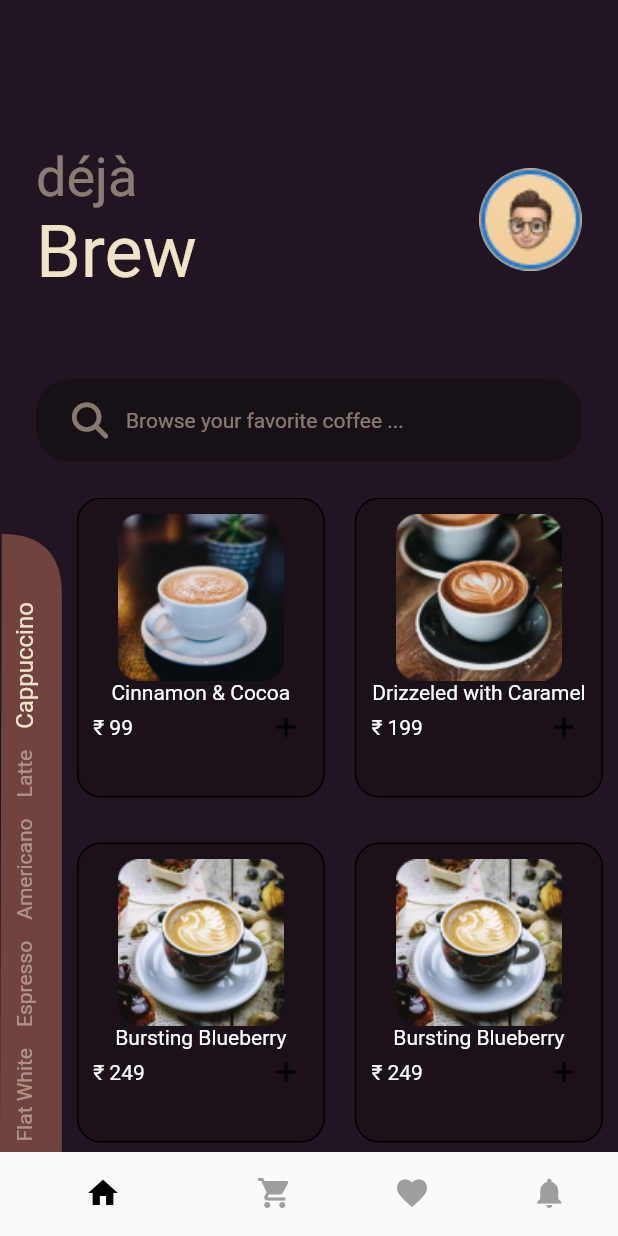
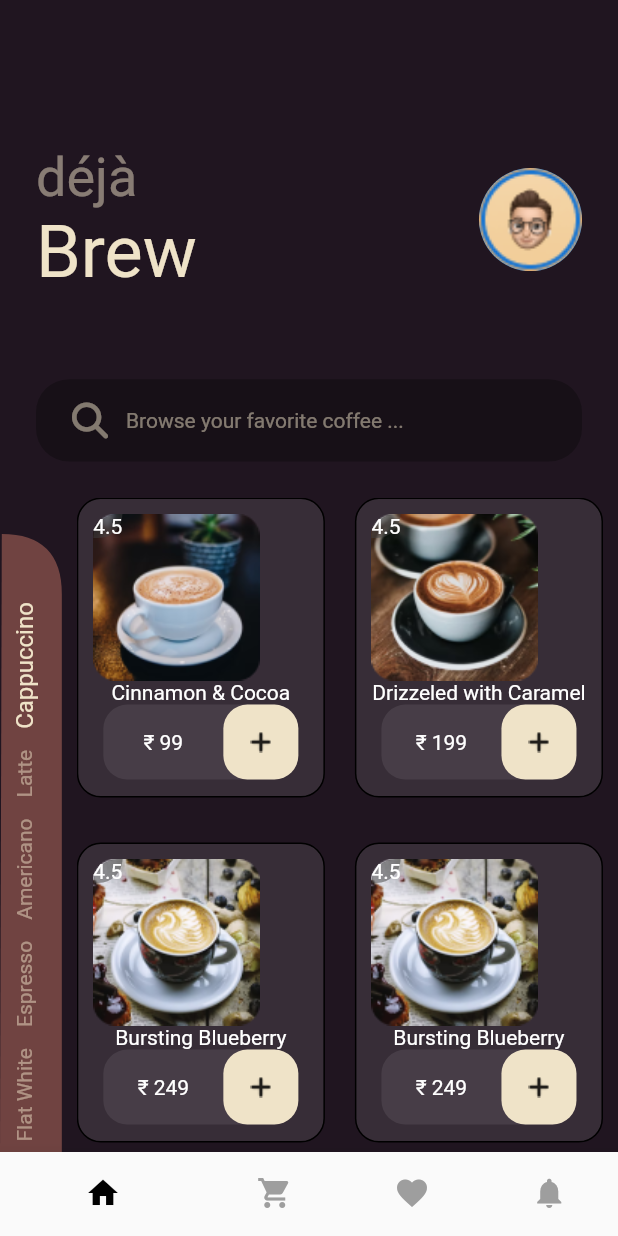
Before and after one commit to TranChiViet/all-app-flutter, a Flutter app: the screen it shows after launch, on a phone screen of 412 x 824 dp. Run offline on Flutter 3.47's test engine with Material 2 defaults, Android fonts, the phone set to English and light mode, and no system bars; our stand-ins replace carousel_slider, dots_indicator, dropdown_button2, equatable, flutter_bloc, font_awesome_flutter and 6 more; missing offline and left inert: dart:ffi.

Commit message:
item home

```diff
--- a/bloc_coffee/lib/config/app_color.dart
+++ b/bloc_coffee/lib/config/app_color.dart
@@ -6,6 +6,7 @@ class ColorApp {
   static const black = Color(0xff171017);
   static const brown = Color(0xff704341);
   static const cfMilk = Color(0xffEFE3C8);
+  static const blckSecond = Color(0xff414141);
 
 
 
--- a/bloc_coffee/lib/screens/home.dart
+++ b/bloc_coffee/lib/screens/home.dart
@@ -1,4 +1,5 @@
 import 'package:bloc_coffee/models/item.dart';
+import 'package:bloc_coffee/widgets/item_home.dart';
 import 'package:flutter/material.dart';
 
 import '../config/config_export.dart';
@@ -82,44 +83,7 @@ class _HomeScreenState extends State<HomeScreen> {
                       itemCount: listItem.length,
                       itemBuilder: (context, index) {
                         Item item = listItem[index];
-                        return Container(
-                          decoration: BoxDecoration(
-                              color: Colors.transparent.withOpacity(0.2),
-                              border: Border.all(color: Colors.black, width: 1),
-                              borderRadius: BorderRadius.circular(16)),
-                          child: Padding(
-                            padding: const EdgeInsets.all(10.0),
-                            child: Column(
-                              children: [
-                                Image.asset(item.image),
-                                Text(
-                                  item.name,
-                                  style: const TextStyle(color: Colors.white),
-                                ),
-                                Container(
-                                    decoration: BoxDecoration(
-                                        color: Colors.transparent,
-                                        borderRadius:
-                                            BorderRadius.circular(16)),
-                                    child: Row(
-                                      mainAxisAlignment: MainAxisAlignment.spaceBetween,
-                                      children: [
-                                        Text('₹ ${item.price.toString()}', style: const TextStyle(color: Colors.white),),
-                                        SizedBox(
-                                          height: 30,
-                                          width: 30,
-                                          child: const ImageIcon(
-                                AssetImage(AssetPath.iconIncrease),
-                              ),
-
-
-                                        )
-                                      ],
-                                    )),
-                              ],
-                            ),
-                          ),
-                        );
+                        return ItemHome(item: item,);
                       },
                       gridDelegate:
                           const SliverGridDelegateWithFixedCrossAxisCount(
--- a/bloc_coffee/lib/widgets/item_home.dart
+++ b/bloc_coffee/lib/widgets/item_home.dart
@@ -0,0 +1,87 @@
+import 'package:flutter/material.dart';
+
+import '../config/config_export.dart';
+import '../models/item.dart';
+
+class ItemHome extends StatelessWidget {
+  const ItemHome({super.key, required this.item});
+
+  final Item item;
+
+  @override
+  Widget build(BuildContext context) {
+    return Container(
+      decoration: BoxDecoration(
+          color: Colors.white.withOpacity(0.1),
+          border: Border.all(color: Colors.black, width: 1),
+          borderRadius: BorderRadius.circular(16)),
+      child: Padding(
+        padding: const EdgeInsets.all(10.0),
+        child: Column(
+          children: [
+            Stack(children: [
+                Image.asset(item.image),
+                Row(
+                  children: [
+                    Container(
+                      decoration:  const BoxDecoration(
+                        image: DecorationImage(
+                          fit: BoxFit.fill,
+                          image: AssetImage('assets/images/iconStar.png'),)
+                      ),
+                    ),
+
+                    Container(
+                      decoration: BoxDecoration(
+                  color: ColorApp.blckSecond.withOpacity(0.5),
+                  borderRadius: const BorderRadius.only(
+                    bottomRight: Radius.circular(16),
+                    topLeft: Radius.circular(16),
+                  )),
+                      child: const Text(
+                        '4.5',
+                        style: TextStyle(color: Colors.white),
+                      ),
+                    )
+                  ],
+                ),
+              ]),
+
+            Text(
+              item.name,
+              style: const TextStyle(color: Colors.white),
+            ),
+            Container(
+                height: 50,
+                width: 130,
+                decoration: BoxDecoration(
+                    color: Colors.white.withOpacity(0.08),
+                    borderRadius: BorderRadius.circular(16)),
+                child: Row(
+                  mainAxisAlignment: MainAxisAlignment.spaceBetween,
+                  children: [
+                    Expanded(
+                      child: Text(
+                        '₹ ${item.price.toString()}',
+                        style: const TextStyle(color: Colors.white),
+                        textAlign: TextAlign.center,
+                      ),
+                    ),
+                    Container(
+                      height: 50,
+                      width: 50,
+                      decoration: BoxDecoration(
+                          color: ColorApp.cfMilk,
+                          borderRadius: BorderRadius.circular(16)),
+                      child: const ImageIcon(
+                        AssetImage(AssetPath.iconIncrease),
+                      ),
+                    )
+                  ],
+                )),
+          ],
+        ),
+      ),
+    );
+  }
+}
```
